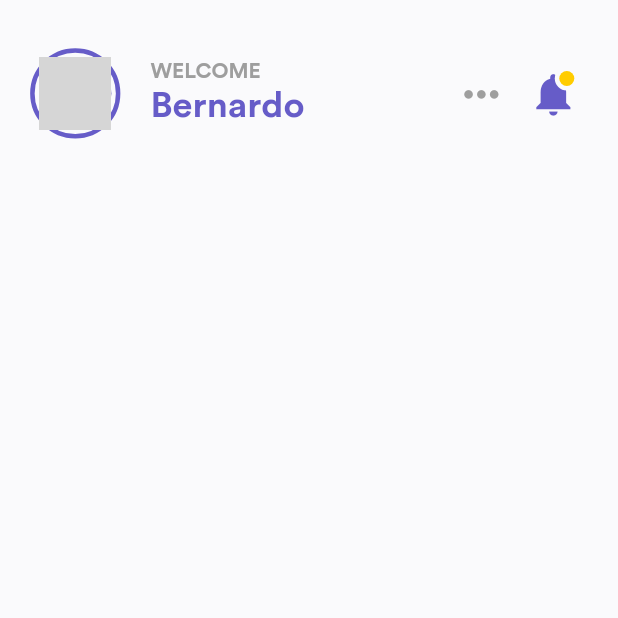
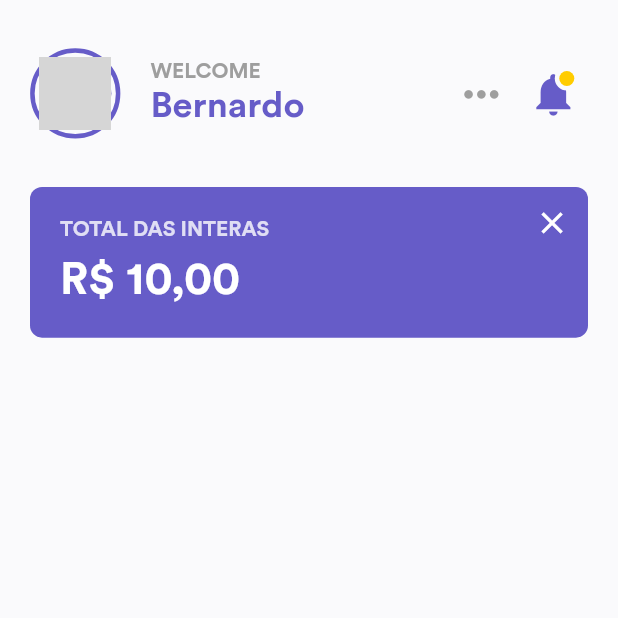
Before and after one commit to bernardoveras/intera-frontend, a Flutter app: the screen it shows after launch, on a phone screen of 412 x 824 dp, the top half of it. Run offline on Flutter 3.47's test engine with Material 2 defaults, Android fonts, the phone set to English and light mode, and no system bars; our stand-ins replace animate_do, flutter_screenutil, get, get_storage; network calls fail; grey boxes are pictures that could not be loaded.

Commit message:
#5: Criar o componente TotalOfInteras

```diff
--- /dev/null
+++ b/lib/presentation/home/components/total_of_interas.dart
@@ -0,0 +1,103 @@
+import 'package:animate_do/animate_do.dart';
+import 'package:flutter/material.dart';
+import 'package:intera/shared/extensions/formatter_extension.dart';
+import '../../../shared/extensions/screen_util_extension.dart';
+
+class TotalOfInteras extends StatefulWidget {
+  final double total;
+
+  TotalOfInteras({Key? key, this.total = 0}) : super(key: key);
+
+  @override
+  _TotalOfInterasState createState() => _TotalOfInterasState();
+}
+
+class _TotalOfInterasState extends State<TotalOfInteras> {
+  String get totalFormated => Formatter.currency(widget.total);
+
+  bool isVisible = true;
+  bool _isVisibleDefinitive = true;
+
+  @override
+  Widget build(BuildContext context) {
+    return _isVisibleDefinitive == true
+        ? AnimatedOpacity(
+            duration: Duration(milliseconds: 500),
+            curve: Curves.fastLinearToSlowEaseIn,
+            opacity: isVisible ? 1.0 : 0.0,
+            child: FadeInLeft(
+              from: 20,
+              duration: Duration(milliseconds: 500),
+              child: Container(
+                key: widget.key,
+                height: 100.height,
+                width: MediaQuery.of(context).size.width,
+                decoration: BoxDecoration(
+                  color: Theme.of(context).primaryColor,
+                  borderRadius: BorderRadius.circular(8.radius),
+                ),
+                child: Stack(
+                  alignment: Alignment.centerLeft,
+                  children: [
+                    Positioned(
+                      top: 0,
+                      right: 0,
+                      child: IconButton(
+                        icon: Icon(
+                          Icons.close,
+                          color: Colors.white,
+                          size: 24.height,
+                        ),
+                        onPressed: () {
+                          setState(() {
+                            isVisible = !isVisible;
+                          });
+                          Future.delayed(
+                            Duration(milliseconds: 550),
+                            () {
+                              setState(() {
+                                _isVisibleDefinitive = isVisible;
+                              });
+                            },
+                          );
+                        },
+                      ),
+                    ),
+                    Padding(
+                      padding: EdgeInsets.all(20),
+                      child: Column(
+                        mainAxisAlignment: MainAxisAlignment.spaceBetween,
+                        crossAxisAlignment: CrossAxisAlignment.start,
+                        children: [
+                          Text(
+                            'TOTAL DAS INTERAS',
+                            style: TextStyle(
+                              color: Colors.white.withOpacity(.8),
+                              fontWeight: FontWeight.bold,
+                              fontSize: 14.sp,
+                            ),
+                          ),
+                          Container(
+                            width: MediaQuery.of(context).size.width,
+                            child: Text(
+                              totalFormated,
+                              maxLines: 1,
+                              overflow: TextOverflow.ellipsis,
+                              style: TextStyle(
+                                color: Colors.white,
+                                fontWeight: FontWeight.bold,
+                                fontSize: 30.sp,
+                              ),
+                            ),
+                          ),
+                        ],
+                      ),
+                    ),
+                  ],
+                ),
+              ),
+            ),
+          )
+        : SizedBox();
+  }
+}
--- a/lib/presentation/home/home_page.dart
+++ b/lib/presentation/home/home_page.dart
@@ -1,4 +1,5 @@
 import 'package:flutter/material.dart';
+import 'package:intera/presentation/home/components/total_of_interas.dart';
 import '../../shared/extensions/screen_util_extension.dart';
 import 'components/app_bar/app_bar.dart';
 
@@ -7,6 +8,21 @@ class HomePage extends StatelessWidget {
   Widget build(BuildContext context) {
     return Scaffold(
       appBar: HomeAppBar(),
+      body: SingleChildScrollView(
+        physics: BouncingScrollPhysics(),
+        child: Padding(
+          padding: EdgeInsets.only(
+            left: 20,
+            right: 20,
+            bottom: 20,
+          ),
+          child: Column(
+            children: [
+              TotalOfInteras(total: 10),
+            ],
+          ),
+        ),
+      ),
     );
   }
 }
--- /dev/null
+++ b/lib/shared/extensions/formatter_extension.dart
@@ -0,0 +1,11 @@
+import 'package:intl/intl.dart';
+
+class Formatter {
+  static String currency(num value) {
+    var formatter = NumberFormat.currency(
+      locale: 'pt_BR',
+      symbol: 'R\$',
+    );
+    return formatter.format(value);
+  }
+}
--- a/pubspec.yaml
+++ b/pubspec.yaml
@@ -15,6 +15,8 @@ dependencies:
   flutter_screenutil: ^5.0.0-nullsafety.11
   # Package para animações
   animate_do: ^2.0.0
+  # Package para Formatações de textos
+  intl: ^0.17.0
   flutter:
     sdk: flutter
 
```
